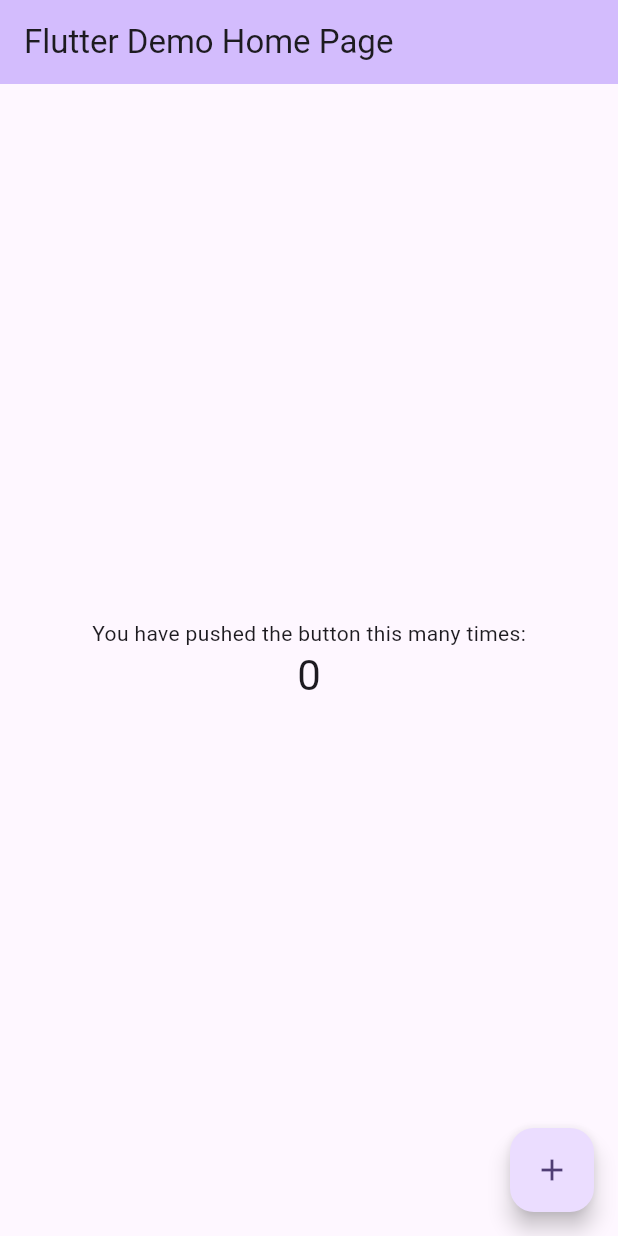
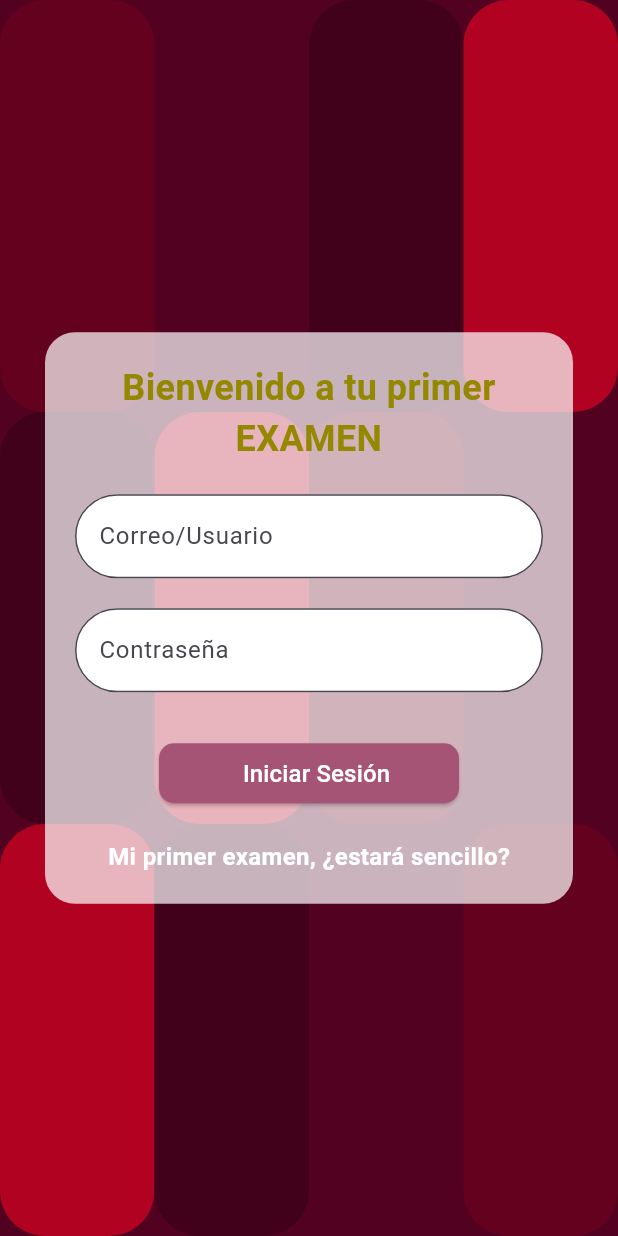
Before and after one commit to Fundamentos-Moviles/examen-i-ErickaGR11, a Flutter app: the screen it shows after launch, on a phone screen of 412 x 824 dp. Run offline on Flutter 3.47's test engine with Material 3 defaults, Android fonts, the phone set to English and light mode, and no system bars.

Commit message:
Diseño de la vista login

```diff
--- /dev/null
+++ b/lib/lib/utils/constans.dart
@@ -0,0 +1,27 @@
+import 'package:flutter/material.dart';
+
+const List listaExamen=[
+  //‘id # número # titulo # descripción # num de estrellas en amarillo’,
+  //‘1 # 10 # Comprar pastel # Pasar a la pastelería para comprar un pastel de chocolate # 2’,
+  '1#5 #Comprar pastel #Pasar a la pastelería para comprar un pastel de chocolate #1',
+  '2#6 #Tarea de Criptografia #Subir la tarea 2 a didactic #2',
+  '3#7 #Examen de Movil 32#Realizar el examen de 1er parcial y subirlo a github #5',
+  '4#8 #Despensa #Ir a comprar la despensa semanal #2',
+  '5#9 #Tarea de Administracion #Realizar mapa mental de todo el parcial #3',
+  '6#10 #Servicio social #Realizar el avance de el sistema #2',
+  '7#11 #Apuntes de criptografia #Completar apuntes del parcial 2 #2',
+  '8#12 #Limpieza #Limpieza de la casa, cocina baños y cuarto #2',
+  '9#13 #Examen de Administracion #Estudiar para el examen de administracion #1',
+  '10#14 #Lavar ropa #Meter a lavar la ropa blanca #2',
+  '11#15 #Salida con amigas #Acordar la hora y lugar de la salida #2',
+  '12#16 #Leer libro #Comenzar el nuevo libro #1',
+
+];
+
+const fondo = Color(0xff520120);
+const fondo2 = Color(0xff64011f);
+const fondo3 = Color(0xff41011a);
+const fondo4 = Color(0xffb20222);
+const titulos = Color(0xff948800);
+const botones = Color(0xffa65476);
+const efectos = Color(0xff919b02);
--- /dev/null
+++ b/lib/login.dart
@@ -0,0 +1,164 @@
+import 'package:flutter/material.dart';
+import 'package:examen1egr/lib/utils/constans.dart';
+
+class Login extends StatefulWidget {
+  const Login({super.key});
+
+  @override
+  State<Login> createState() => _LoginState();
+}
+
+class _LoginState extends State<Login> {
+  final usuario=TextEditingController();
+  TextEditingController pass= TextEditingController();
+  final List<Color> colors = [fondo, fondo2, fondo3, fondo4];
+  @override
+  Widget build(BuildContext context) {
+    return Scaffold(
+      backgroundColor: fondo,
+      body: Stack(
+        children: [
+          Column(
+            children: [
+              recuadro(numFlex: 4, color1: fondo2, color2: fondo, color3: fondo3, color4: fondo4),
+              recuadro(numFlex: 4, color1: fondo3, color2: fondo4, color3: fondo2, color4: fondo),
+              recuadro(numFlex: 4, color1: fondo4, color2: fondo3,color3: fondo, color4: fondo2),
+            ],
+          ),
+          Center(
+            child: Padding(
+              padding: const EdgeInsets.all(30),
+              child: Container(
+                decoration: BoxDecoration(
+                  color: Colors.white.withOpacity(0.7),
+                  borderRadius: BorderRadius.circular(20),
+                ),
+                padding: const EdgeInsets.all(20),
+                child: Column(
+                  mainAxisSize: MainAxisSize.min,
+                  children: [
+                    const Text(
+                      'Bienvenido a tu primer EXAMEN',
+                      style: TextStyle(
+                        fontSize: 24,
+                        fontWeight: FontWeight.bold,
+                        color: titulos,
+                      ),
+                      textAlign: TextAlign.center,
+                    ),
+                    const SizedBox(height: 20),
+                    TextFormField(
+                      controller: usuario,
+                      decoration: InputDecoration(
+                        fillColor: Colors.white, filled: true,
+                        hintText: 'Correo/Usuario',
+                        border: OutlineInputBorder(
+                          borderRadius: BorderRadius.circular(30),
+                          borderSide: const BorderSide(width: 2),
+                        ),
+                      ),
+                    ),
+                    SizedBox(height: 20),
+                    TextFormField(
+                      controller: pass,
+                      obscureText: true,
+                      decoration: InputDecoration(
+                        fillColor: Colors.white, filled: true,
+                        hintText: 'Contraseña',
+                        border: OutlineInputBorder(
+                          borderRadius: BorderRadius.circular(30),
+                          borderSide: const BorderSide(width: 2),
+                        ),
+                      ),
+                    ),
+                    const SizedBox(height: 30),
+                    ElevatedButton(
+                      style: ElevatedButton.styleFrom(
+                        backgroundColor: botones,
+                        shape: RoundedRectangleBorder(
+                          borderRadius: BorderRadius.circular(10),
+                        ),
+                        fixedSize: const Size(200, 40),
+                      ),
+                      onPressed: () {
+
+                      },
+                      child: Row(
+                        mainAxisAlignment: MainAxisAlignment.center,
+                        children: const [
+                          SizedBox(width: 10),
+                          const Text('Iniciar Sesión',
+                            style: TextStyle(fontSize: 16, color: Colors.white),
+                          ),
+                        ],
+                      ),
+                    ),
+                    SizedBox(height: 20),
+                    const Text('Mi primer examen, ¿estará sencillo?',
+                      style: TextStyle(fontSize: 16, fontWeight: FontWeight.bold, color: Colors.white),
+                    ),
+                  ],
+                ),
+              ),
+            ),
+          ),
+        ],
+      ),
+    );
+  }
+}
+
+
+
+class recuadro extends StatelessWidget {
+  final int numFlex;
+  final Color color1;
+  final Color color2;
+  final Color color3;
+  final Color color4;
+
+  const recuadro({
+    super.key,
+    required this.numFlex,
+    required this.color1,
+    required this.color2,
+    required this.color3,
+    required this.color4,
+  });
+
+  @override
+  Widget build(BuildContext context) {
+    return Expanded(
+      flex: numFlex,
+      child: Row(
+        children: [
+          expandedFuncion(colores: color1),
+          expandedFuncion(colores: color2),
+          expandedFuncion(colores: color3),
+          expandedFuncion(colores: color4),
+        ],
+      ),
+    );
+  }
+}
+
+class expandedFuncion extends StatelessWidget {
+  final Color colores;
+
+  const expandedFuncion({
+    super.key,
+    required this.colores,
+  });
+
+  @override
+  Widget build(BuildContext context) {
+    return Expanded(
+      child: Container(
+        decoration: BoxDecoration(
+          color: colores,
+          borderRadius: BorderRadius.circular(30),
+        ),
+      ),
+    );
+  }
+}
--- a/lib/main.dart
+++ b/lib/main.dart
@@ -1,4 +1,5 @@
 import 'package:flutter/material.dart';
+import 'login.dart';
 
 void main() {
   runApp(const MyApp());
@@ -31,95 +32,13 @@
         colorScheme: ColorScheme.fromSeed(seedColor: Colors.deepPurple),
         useMaterial3: true,
       ),
-      home: const MyHomePage(title: 'Flutter Demo Home Page'),
+      home:Login(),
+      //EjercicioClase
     );
   }
 }
 
-class MyHomePage extends StatefulWidget {
-  const MyHomePage({super.key, required this.title});
+class MyHomePage {
+  const MyHomePage();
 
-  // This widget is the home page of your application. It is stateful, meaning
-  // that it has a State object (defined below) that contains fields that affect
-  // how it looks.
-
-  // This class is the configuration for the state. It holds the values (in this
-  // case the title) provided by the parent (in this case the App widget) and
-  // used by the build method of the State. Fields in a Widget subclass are
-  // always marked "final".
-
-  final String title;
-
-  @override
-  State<MyHomePage> createState() => _MyHomePageState();
 }
-
-class _MyHomePageState extends State<MyHomePage> {
-  int _counter = 0;
-
-  void _incrementCounter() {
-    setState(() {
-      // This call to setState tells the Flutter framework that something has
-      // changed in this State, which causes it to rerun the build method below
-      // so that the display can reflect the updated values. If we changed
-      // _counter without calling setState(), then the build method would not be
-      // called again, and so nothing would appear to happen.
-      _counter++;
-    });
-  }
-
-  @override
-  Widget build(BuildContext context) {
-    // This method is rerun every time setState is called, for instance as done
-    // by the _incrementCounter method above.
-    //
-    // The Flutter framework has been optimized to make rerunning build methods
-    // fast, so that you can just rebuild anything that needs updating rather
-    // than having to individually change instances of widgets.
-    return Scaffold(
-      appBar: AppBar(
-        // TRY THIS: Try changing the color here to a specific color (to
-        // Colors.amber, perhaps?) and trigger a hot reload to see the AppBar
-        // change color while the other colors stay the same.
-        backgroundColor: Theme.of(context).colorScheme.inversePrimary,
-        // Here we take the value from the MyHomePage object that was created by
-        // the App.build method, and use it to set our appbar title.
-        title: Text(widget.title),
-      ),
-      body: Center(
-        // Center is a layout widget. It takes a single child and positions it
-        // in the middle of the parent.
-        child: Column(
-          // Column is also a layout widget. It takes a list of children and
-          // arranges them vertically. By default, it sizes itself to fit its
-          // children horizontally, and tries to be as tall as its parent.
-          //
-          // Column has various properties to control how it sizes itself and
-          // how it positions its children. Here we use mainAxisAlignment to
-          // center the children vertically; the main axis here is the vertical
-          // axis because Columns are vertical (the cross axis would be
-          // horizontal).
-          //
-          // TRY THIS: Invoke "debug painting" (choose the "Toggle Debug Paint"
-          // action in the IDE, or press "p" in the console), to see the
-          // wireframe for each widget.
-          mainAxisAlignment: MainAxisAlignment.center,
-          children: <Widget>[
-            const Text(
-              'You have pushed the button this many times:',
-            ),
-            Text(
-              '$_counter',
-              style: Theme.of(context).textTheme.headlineMedium,
-            ),
-          ],
-        ),
-      ),
-      floatingActionButton: FloatingActionButton(
-        onPressed: _incrementCounter,
-        tooltip: 'Increment',
-        child: const Icon(Icons.add),
-      ), // This trailing comma makes auto-formatting nicer for build methods.
-    );
-  }
-}
```
